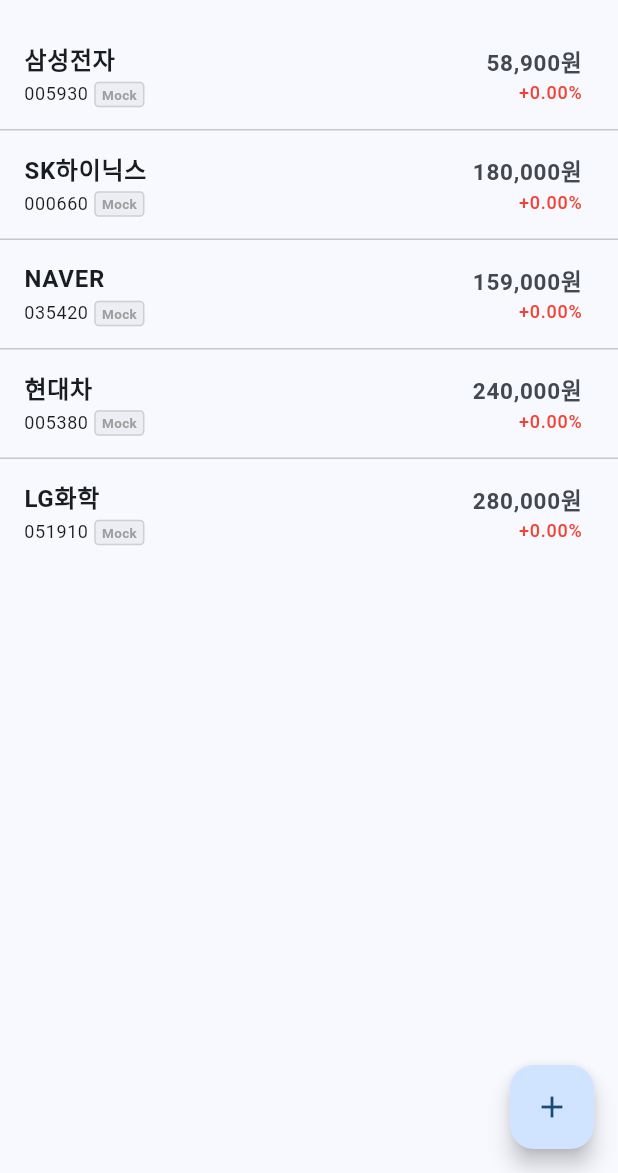
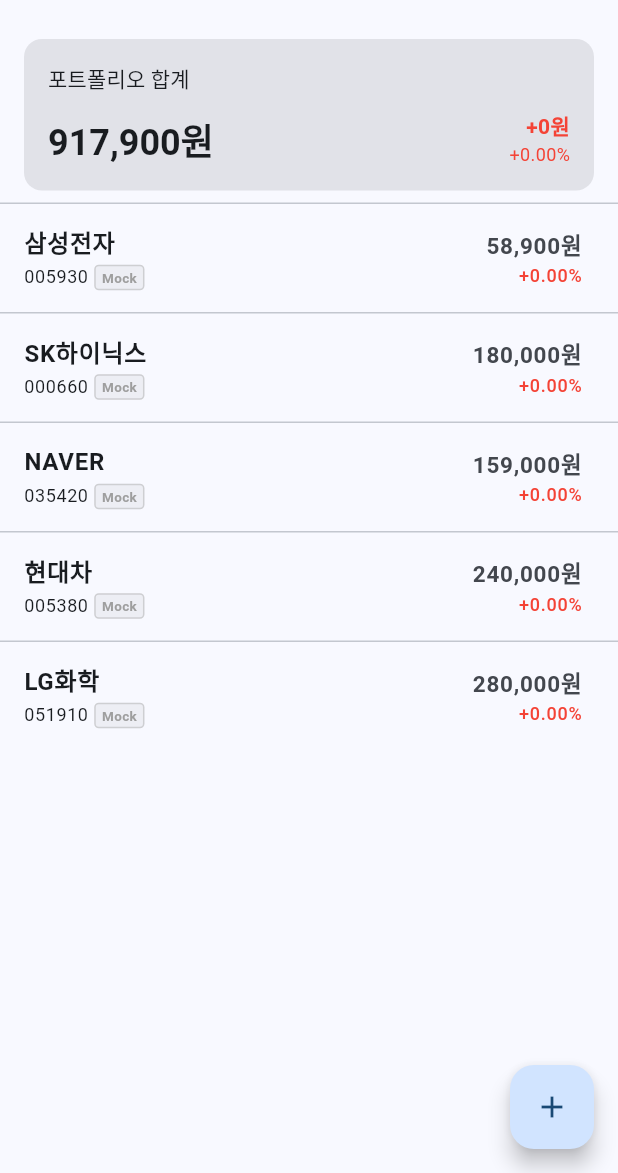
Before and after one commit to ssamssae/stock_monitor, a Flutter app: the screen it shows after launch, on a phone screen of 412 x 824 dp, the part 63-1236 px from its top. Run offline on Flutter 3.47's test engine with Material 3 defaults, Android fonts, the phone set to English and light mode, and no system bars; our stand-ins replace fl_chart, shared_preferences; network calls fail.

Commit message:
feat(stock): add portfolio summary widget (#9)
Co-authored-by: mac-mini <user@mac-mini.tail64e61c.ts.net>

```diff
--- a/lib/screens/home_screen.dart
+++ b/lib/screens/home_screen.dart
@@ -2,6 +2,7 @@
 import '../models/stock.dart';
 import '../services/krx_service.dart';
 import '../services/watchlist_service.dart';
+import '../widgets/portfolio_summary_widget.dart';
 import 'detail_screen.dart';
 
 class HomeScreen extends StatefulWidget {
@@ -181,10 +182,14 @@
         children: [
           ListView.separated(
             physics: const AlwaysScrollableScrollPhysics(),
-            itemCount: displayList.length,
+            itemCount: displayList.length + (_stocks.isNotEmpty ? 1 : 0),
             separatorBuilder: (_, _) => const Divider(height: 1),
             itemBuilder: (context, i) {
-              final stock = displayList[i];
+              if (_stocks.isNotEmpty && i == 0) {
+                return PortfolioSummaryWidget(stocks: _stocks);
+              }
+              final stockIndex = _stocks.isNotEmpty ? i - 1 : i;
+              final stock = displayList[stockIndex];
               return Dismissible(
                 key: ValueKey(stock.code),
                 direction: DismissDirection.endToStart,
--- /dev/null
+++ b/lib/widgets/portfolio_summary_widget.dart
@@ -0,0 +1,93 @@
+import 'package:flutter/material.dart';
+
+import '../models/stock.dart';
+
+class PortfolioSummaryWidget extends StatelessWidget {
+  final List<Stock> stocks;
+
+  const PortfolioSummaryWidget({super.key, required this.stocks});
+
+  @override
+  Widget build(BuildContext context) {
+    final loadedStocks = stocks.where((stock) => stock.price > 0).toList();
+    if (loadedStocks.isEmpty) return const SizedBox.shrink();
+
+    final totalValue = loadedStocks.fold<double>(
+      0,
+      (sum, stock) => sum + stock.price,
+    );
+    final totalChange = loadedStocks.fold<double>(
+      0,
+      (sum, stock) => sum + _dailyChangeAmount(stock),
+    );
+    final previousTotal = totalValue - totalChange;
+    final totalChangeRate = previousTotal == 0
+        ? 0
+        : (totalChange / previousTotal) * 100;
+    final up = totalChange >= 0;
+    final changeColor = up ? Colors.red : Colors.blue;
+
+    return Padding(
+      padding: const EdgeInsets.fromLTRB(16, 12, 16, 8),
+      child: DecoratedBox(
+        decoration: BoxDecoration(
+          color: Theme.of(context).colorScheme.surfaceContainerHighest,
+          borderRadius: BorderRadius.circular(12),
+        ),
+        child: Padding(
+          padding: const EdgeInsets.all(16),
+          child: Column(
+            crossAxisAlignment: CrossAxisAlignment.start,
+            children: [
+              Text('포트폴리오 합계', style: Theme.of(context).textTheme.labelLarge),
+              const SizedBox(height: 10),
+              Row(
+                crossAxisAlignment: CrossAxisAlignment.end,
+                children: [
+                  Expanded(
+                    child: Text(
+                      '${_fmtWon(totalValue)}원',
+                      style: Theme.of(context).textTheme.headlineSmall
+                          ?.copyWith(fontWeight: FontWeight.w700),
+                    ),
+                  ),
+                  Column(
+                    crossAxisAlignment: CrossAxisAlignment.end,
+                    children: [
+                      Text(
+                        '${up ? '+' : ''}${_fmtWon(totalChange)}원',
+                        style: TextStyle(
+                          color: changeColor,
+                          fontWeight: FontWeight.w700,
+                        ),
+                      ),
+                      Text(
+                        '${up ? '+' : ''}${totalChangeRate.toStringAsFixed(2)}%',
+                        style: TextStyle(color: changeColor, fontSize: 12),
+                      ),
+                    ],
+                  ),
+                ],
+              ),
+            ],
+          ),
+        ),
+      ),
+    );
+  }
+
+  static double _dailyChangeAmount(Stock stock) {
+    final previousPrice = stock.price / (1 + stock.changeRate / 100);
+    return stock.price - previousPrice;
+  }
+
+  static String _fmtWon(double price) {
+    final rounded = price.round();
+    final sign = rounded < 0 ? '-' : '';
+    final digits = rounded.abs().toString().replaceAllMapped(
+      RegExp(r'(\d)(?=(\d{3})+$)'),
+      (match) => '${match[1]},',
+    );
+    return '$sign$digits';
+  }
+}
```
Also changed, not shown: 1 other file.
